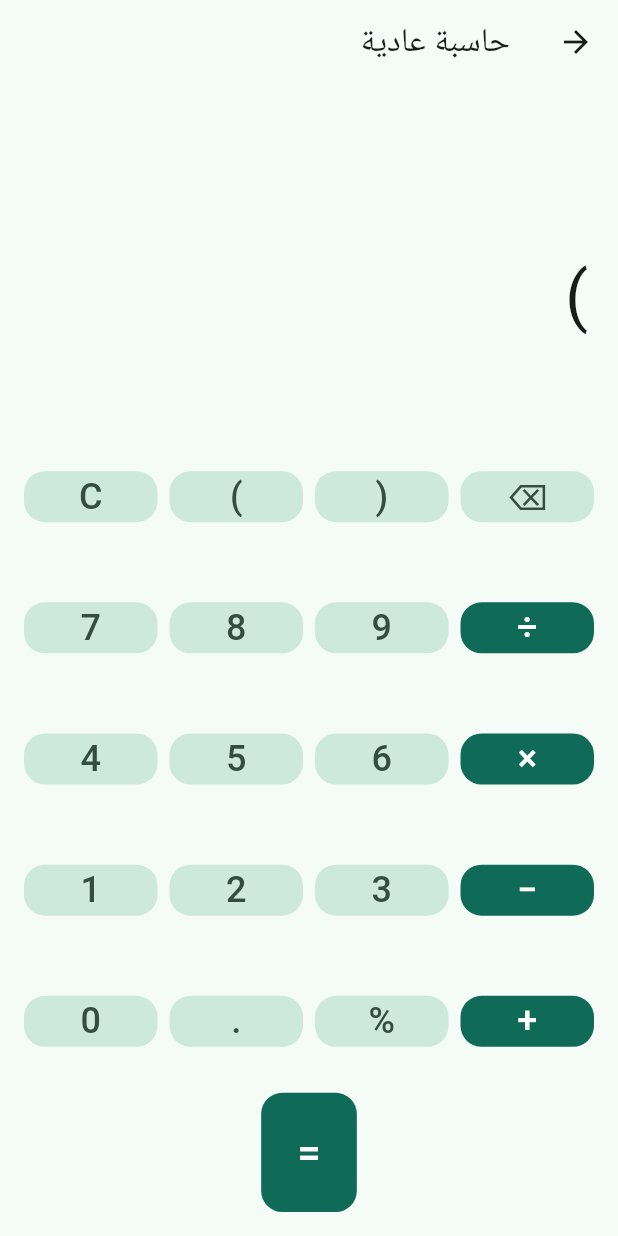
After one commit to khalidalbarqi20/my-tools, a Flutter app: the CalculatorPage screen opened directly, after a tap on an icon or button, on a phone screen of 412 x 824 dp. The commit adds this screen. Run offline on Flutter 3.47's test engine with Material 3 defaults, Android fonts, the phone set to English and light mode, and no system bars; our stand-ins replace shared_preferences; accounts and stored records are empty.

Commit message:
phase 5: 13 calculators on shared CalcPage + standard calculator

```diff
--- /dev/null
+++ b/lib/features/calculator/calculator_page.dart
@@ -0,0 +1,126 @@
+import 'package:flutter/material.dart';
+import '../../core/fmt.dart';
+import 'expr.dart';
+
+class CalculatorPage extends StatefulWidget {
+  const CalculatorPage({super.key});
+  @override
+  State<CalculatorPage> createState() => _CalculatorPageState();
+}
+
+class _CalculatorPageState extends State<CalculatorPage> {
+  String _e = '';
+  String _msg = '';
+  static const _rows = [
+    ['C', '(', ')', '⌫'],
+    ['7', '8', '9', '÷'],
+    ['4', '5', '6', '×'],
+    ['1', '2', '3', '−'],
+    ['0', '.', '%', '+'],
+  ];
+
+  String get _preview {
+    if (_e.isEmpty) return '';
+    final v = evalExpr(_e);
+    if (v == null) return '';
+    final s = fmt(v, 10);
+    return s == _e ? '' : s;
+  }
+
+  void _tap(String k) => setState(() {
+        _msg = '';
+        if (k == 'C') {
+          _e = '';
+        } else if (k == '⌫') {
+          if (_e.isNotEmpty) _e = _e.substring(0, _e.length - 1);
+        } else if (k == '=') {
+          if (_e.isEmpty) return;
+          final v = evalExpr(_e);
+          if (v == null) {
+            _msg = 'عملية غير صحيحة';
+          } else {
+            _e = fmt(v, 10);
+          }
+        } else {
+          _e += k;
+        }
+      });
+
+  Widget _key(String k) {
+    final style = FilledButton.styleFrom(
+        minimumSize: Size.zero, padding: EdgeInsets.zero);
+    final label = Text(k, style: const TextStyle(fontSize: 24));
+    return '÷×−+'.contains(k)
+        ? FilledButton(onPressed: () => _tap(k), style: style, child: label)
+        : FilledButton.tonal(
+            onPressed: () => _tap(k), style: style, child: label);
+  }
+
+  @override
+  Widget build(BuildContext context) {
+    final t = Theme.of(context);
+    final hasMsg = _msg.isNotEmpty;
+    return Scaffold(
+      appBar: AppBar(title: const Text('حاسبة عادية')),
+      body: Directionality(
+        textDirection: TextDirection.ltr,
+        child: SafeArea(
+          child: Column(children: [
+            Expanded(
+              flex: 2,
+              child: Container(
+                alignment: Alignment.bottomRight,
+                padding: const EdgeInsets.all(20),
+                child: Column(
+                  mainAxisAlignment: MainAxisAlignment.end,
+                  crossAxisAlignment: CrossAxisAlignment.end,
+                  children: [
+                    FittedBox(
+                      fit: BoxFit.scaleDown,
+                      child: Text(_e.isEmpty ? '0' : _e,
+                          style: t.textTheme.displayMedium),
+                    ),
+                    const SizedBox(height: 4),
+                    Text(hasMsg ? _msg : _preview,
+                        style: t.textTheme.titleLarge?.copyWith(
+                            color: hasMsg
+                                ? t.colorScheme.error
+                                : t.colorScheme.onSurfaceVariant)),
+                  ],
+                ),
+              ),
+            ),
+            Expanded(
+              flex: 5,
+              child: Padding(
+                padding: const EdgeInsets.all(12),
+                child: Column(children: [
+                  for (final row in _rows)
+                    Expanded(
+                      child: Row(children: [
+                        for (final k in row)
+                          Expanded(
+                              child: Padding(
+                                  padding: const EdgeInsets.all(4),
+                                  child: _key(k))),
+                      ]),
+                    ),
+                  Expanded(
+                    child: Padding(
+                      padding: const EdgeInsets.all(4),
+                      child: FilledButton(
+                        onPressed: () => _tap('='),
+                        style: FilledButton.styleFrom(minimumSize: Size.zero),
+                        child: const Text('=', style: TextStyle(fontSize: 28)),
+                      ),
+                    ),
+                  ),
+                ]),
+              ),
+            ),
+          ]),
+        ),
+      ),
+    );
+  }
+}
--- /dev/null
+++ b/lib/features/calculator/expr.dart
@@ -0,0 +1,90 @@
+/// يحسب تعبيرًا حسابيًا. يرجع null إذا كان التعبير غير صحيح.
+/// يدعم: + - × ÷ ( ) % والأرقام العربية. مثال: 100-20% = 80
+double? evalExpr(String input) {
+  var s = input
+      .replaceAll('×', '*')
+      .replaceAll('÷', '/')
+      .replaceAll('−', '-')
+      .replaceAll('٪', '%')
+      .replaceAll(' ', '');
+  const ar = '٠١٢٣٤٥٦٧٨٩';
+  for (var i = 0; i < 10; i++) {
+    s = s.replaceAll(ar[i], '$i');
+  }
+  s = s.replaceAll('٫', '.');
+  final p = _Parser(s);
+  try {
+    final v = p.expr();
+    if (p.i != s.length || v.isNaN || v.isInfinite) return null;
+    return v;
+  } catch (_) {
+    return null;
+  }
+}
+
+class _Parser {
+  final String s;
+  int i = 0;
+  _Parser(this.s);
+
+  bool _at(String c) => i < s.length && s[i] == c;
+
+  double expr() {
+    var v = term();
+    while (_at('+') || _at('-')) {
+      final o = s[i++];
+      final r0 = term();
+      final r = s[i - 1] == '%' ? v * r0 : r0;
+      v = o == '+' ? v + r : v - r;
+    }
+    return v;
+  }
+
+  double term() {
+    var v = unary();
+    while (_at('*') || _at('/')) {
+      final o = s[i++];
+      final r = unary();
+      if (o == '/' && r == 0) throw const FormatException('div0');
+      v = o == '*' ? v * r : v / r;
+    }
+    return v;
+  }
+
+  double unary() {
+    if (_at('-')) {
+      i++;
+      return -unary();
+    }
+    if (_at('+')) {
+      i++;
+      return unary();
+    }
+    return post();
+  }
+
+  double post() {
+    var v = atom();
+    while (_at('%')) {
+      i++;
+      v /= 100;
+    }
+    return v;
+  }
+
+  double atom() {
+    if (_at('(')) {
+      i++;
+      final v = expr();
+      if (!_at(')')) throw const FormatException('paren');
+      i++;
+      return v;
+    }
+    final st = i;
+    while (i < s.length && RegExp(r'[0-9.]').hasMatch(s[i])) {
+      i++;
+    }
+    if (st == i) throw const FormatException('num');
+    return double.parse(s.substring(st, i));
+  }
+}
```
Also changed, not shown: lib/core/calc_page.dart (added, +140 -0 lines), lib/core/fmt.dart (added, +9 -0 lines), lib/core/registry.dart (+3 -14 lines), lib/features/calculator/calc_logic.dart (added, +94 -0 lines), lib/features/calculator/calc_tools.dart (added, +141 -0 lines), lib/features/calculator/finance_logic.dart (added, +96 -0 lines), 3 other files.
